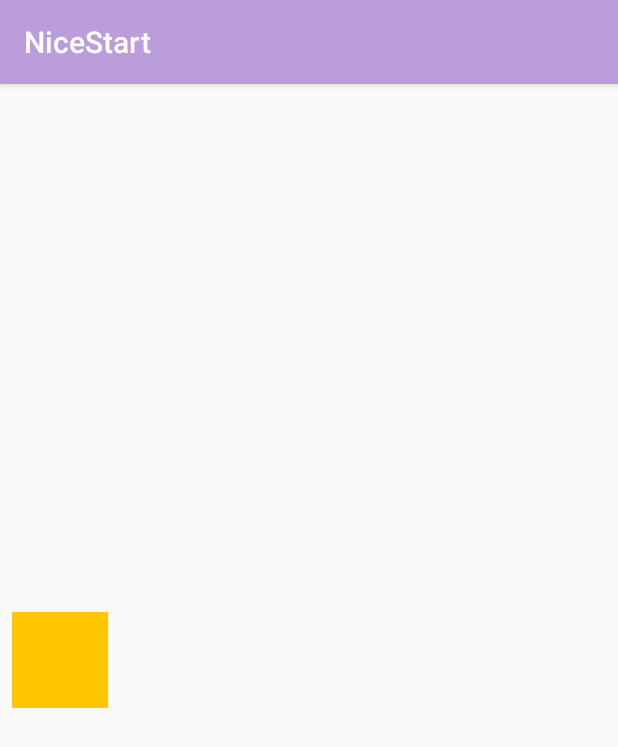
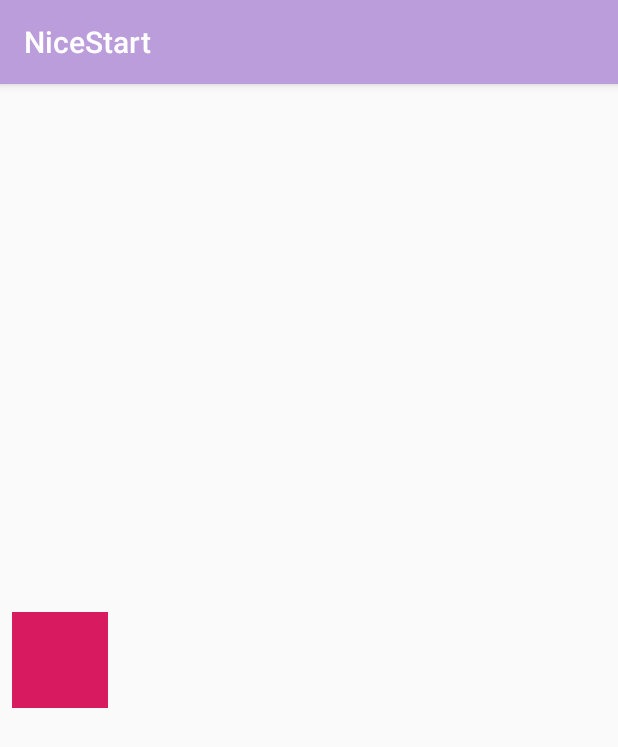
Before and after one commit to KoltX/NiceStart, an Android app: the Motion screen opened directly, with no data from a screen before it, on a phone screen of 412 x 824 dp. Shown: the top 747 px of the screen. Run offline under Robolectric (Android 15) with nearby library versions, the phone set to English and light mode, and no system bars.

Commit message:
colorchange

```diff
--- a/app/src/main/res/xml/scene.xml
+++ b/app/src/main/res/xml/scene.xml
@@ -25,14 +25,16 @@
     </Transition>
 
     <ConstraintSet android:id="@+id/start">
-        <Constraint android:id="@id/button">
-            <Layout
+        <Constraint android:id="@id/button"
                 android:layout_width="64dp"
                 android:layout_height="64dp"
                 android:layout_marginStart="8dp"
                 motion:layout_constraintBottom_toBottomOf="parent"
                 motion:layout_constraintStart_toStartOf="parent"
-                motion:layout_constraintTop_toTopOf="parent" />
+                motion:layout_constraintTop_toTopOf="parent">
+            <CustomAttribute
+                motion:attributeName="BackgroundColor"
+                motion:customColorValue="#D81B60" />
         </Constraint>
     </ConstraintSet>
 
@@ -40,12 +42,15 @@
         android:id="@+id/end"
         motion:deriveConstraintsFrom="@id/start">
 
-        <Constraint android:id="@id/button">
-            <Layout
-                android:layout_width="64dp"
-                android:layout_height="64dp"
+        <Constraint android:id="@id/button"
+                android:layout_width="84dp"
+                android:layout_height="84dp"
                 android:layout_marginEnd="8dp"
-                motion:layout_constraintEnd_toEndOf="parent" />
+                motion:layout_constraintEnd_toEndOf="parent">
+            <CustomAttribute
+                motion:attributeName="BackgroundColor"
+                motion:customColorValue="#9999FF" />
+                />
         </Constraint>
     </ConstraintSet>
 
```
